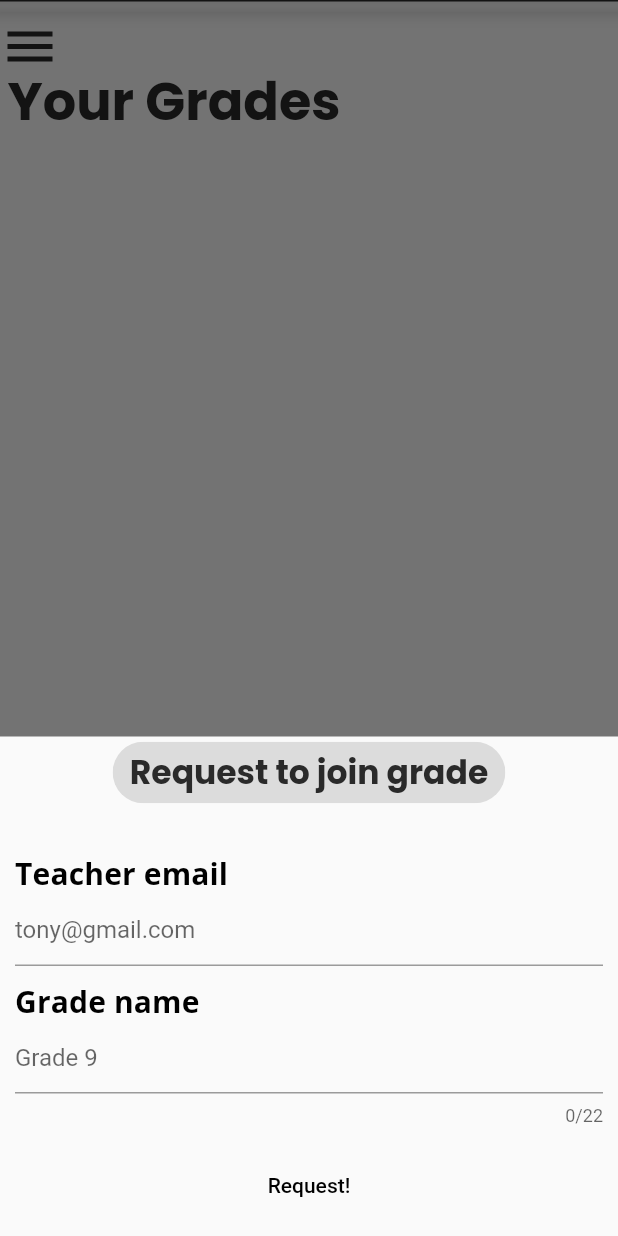
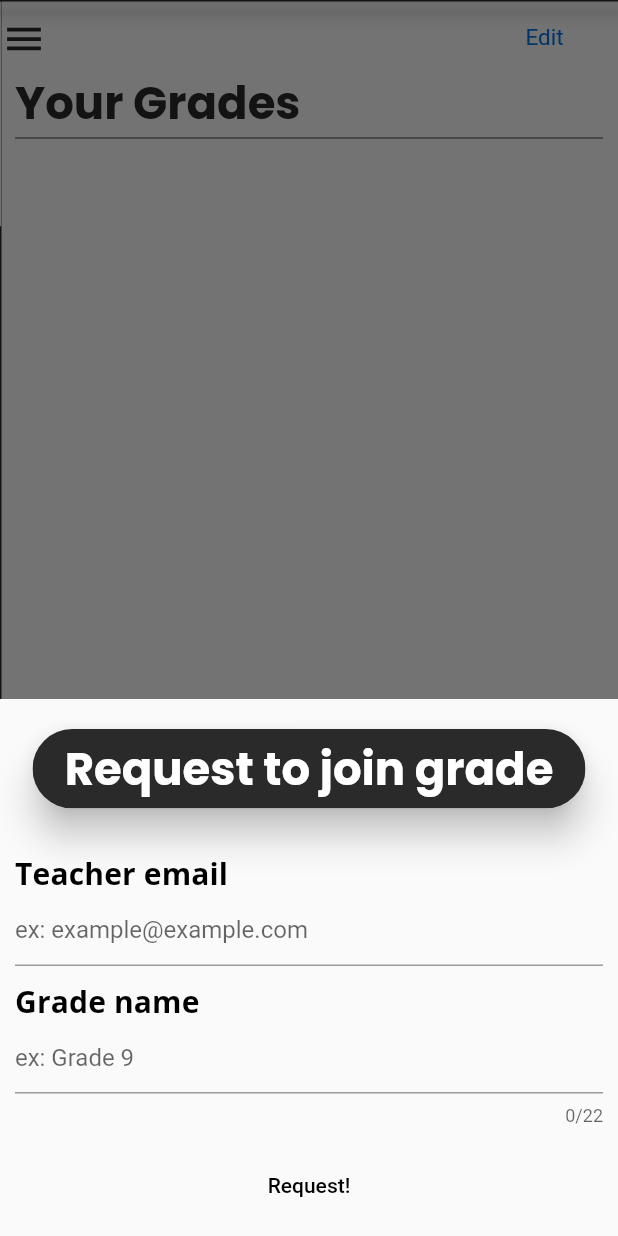
Before and after one commit to selimellieh72/DistanciaMobile, a Flutter app: the screen it shows once a user with an empty profile is signed in, after a tap on the "add" icon, on a phone screen of 412 x 824 dp. Run offline on Flutter 3.47's test engine with Material 2 defaults, Android fonts, the phone set to English and light mode, and no system bars; our stand-ins replace cloud_firestore, firebase_auth, firebase_core, firebase_storage, image_picker, material_design_icons_flutter and 1 more; accounts and stored records are empty.

Commit message:
polishing/edit button/

```diff
--- a/lib/helpers/custom_builders.dart
+++ b/lib/helpers/custom_builders.dart
@@ -12,6 +12,11 @@ class CustomBuilders {
         padding:
             EdgeInsets.only(bottom: MediaQuery.of(context).viewInsets.bottom),
         child: Container(
+          // decoration:  BoxDecoration(
+          //     color: Colors.white,
+          //     borderRadius:  BorderRadius.only(
+          //         topLeft: const Radius.circular(10.0),
+          //         topRight: const Radius.circular(10.0))),
           child: SingleChildScrollView(
             child: child,
           ),
--- a/lib/main.dart
+++ b/lib/main.dart
@@ -1,3 +1,4 @@
+import 'package:edulb/models/app_info.dart';
 import 'package:edulb/screens/both/tab_screen.dart';
 import 'package:flutter/material.dart';
 import 'package:firebase_core/firebase_core.dart';
@@ -36,6 +37,9 @@ class MyApp extends StatelessWidget {
                 create: (_) =>
                     DBHELPER.streamUser(FirebaseAuth.instance.currentUser.uid),
               ),
+              ChangeNotifierProvider(
+                create: (_) => AppInfo(),
+              )
             ],
             builder: (ctx, _) => MainApp(isAuth: true),
           );
@@ -71,7 +75,7 @@ class MainApp extends StatelessWidget {
         textTheme: ThemeData.light().textTheme.copyWith(
               headline6: TextStyle(
                 fontWeight: FontWeight.bold,
-                fontSize: 35,
+                fontSize: 30,
                 color: Color.fromRGBO(42, 42, 42, 1),
               ),
               subtitle2: TextStyle(
--- /dev/null
+++ b/lib/models/app_info.dart
@@ -0,0 +1,20 @@
+import 'package:flutter/foundation.dart';
+
+class AppInfo with ChangeNotifier {
+  bool _isEditting = false;
+  bool _isDrawerOpened = false;
+
+  get isEditting => _isEditting;
+
+  void setIsEditting() {
+    _isEditting = !isEditting;
+    notifyListeners();
+  }
+
+  get isDrawerOpened => _isDrawerOpened;
+
+  void setIsDrawerOpened(bool value) {
+    _isDrawerOpened = value;
+    notifyListeners();
+  }
+}
--- a/lib/screens/both/grades_screen.dart
+++ b/lib/screens/both/grades_screen.dart
@@ -1,6 +1,8 @@
+import 'package:edulb/models/app_info.dart';
 import 'package:flutter/material.dart';
 import 'package:provider/provider.dart';
 
+import 'package:edulb/widgets/edit/edit_widget.dart';
 import 'package:edulb/helpers/custom_builders.dart';
 import 'package:edulb/models/user_data.dart';
 import 'package:edulb/widgets/requests/request_widget.dart';
@@ -16,76 +18,6 @@ class GradesScreen extends StatefulWidget {
 }
 
 class _GradesScreenState extends State<GradesScreen> {
-  final _buttonKey = GlobalKey<AddFloatingButtonState>();
-
-  @override
-  Widget build(BuildContext context) {
-    final UserData userData = Provider.of<UserData>(context);
-
-    return Scaffold(
-      appBar: AppBar(
-        toolbarHeight: 1,
-      ),
-      body: Stack(
-        children: [
-          Column(
-            children: [
-              SizedBox(
-                height: 40,
-              ),
-              Row(
-                children: [
-                  SizedBox(
-                    width: 5,
-                  ),
-                  Text(
-                    'Your Grades',
-                    style: Theme.of(context).textTheme.headline6,
-                  ),
-                ],
-              ),
-              Expanded(
-                child: GradesList(),
-              ),
-            ],
-          ),
-          FutureBuilder(
-            future: Future.delayed(Duration(microseconds: 0)),
-            builder: (_, snapshot) =>
-                snapshot.connectionState == ConnectionState.waiting
-                    ? Container()
-                    : AppDrawer(
-                        setIsDrawerOpened:
-                            _buttonKey.currentState.setIsDrawerOpened,
-                      ),
-          ),
-        ],
-      ),
-      floatingActionButton: AddFloatingButton(
-        ctx: context,
-        key: _buttonKey,
-        isTeacher: userData.isTeacher,
-      ),
-      floatingActionButtonLocation: FloatingActionButtonLocation.centerFloat,
-    );
-  }
-}
-
-class AddFloatingButton extends StatefulWidget {
-  final bool isTeacher;
-  final BuildContext ctx;
-
-  const AddFloatingButton({
-    @required Key key,
-    @required this.isTeacher,
-    @required this.ctx,
-  }) : super(key: key);
-  @override
-  AddFloatingButtonState createState() => AddFloatingButtonState();
-}
-
-class AddFloatingButtonState extends State<AddFloatingButton> {
-  var _isDrawerOpened = false;
   void _addButtonHandler(bool isTeacher, BuildContext ctx) {
     if (isTeacher) {
       CustomBuilders.showResponsiveBottomSheet(
@@ -100,20 +32,67 @@ class AddFloatingButtonState extends State<AddFloatingButton> {
     }
   }
 
-  void setIsDrawerOpened(bool value) {
-    setState(() {
-      _isDrawerOpened = value;
-    });
-  }
-
   @override
   Widget build(BuildContext context) {
-    if (!_isDrawerOpened) {
-      return FloatingActionButton(
-        onPressed: () => _addButtonHandler(widget.isTeacher, widget.ctx),
-        child: Icon(Icons.add),
-      );
-    }
-    return Container();
+    final userData = Provider.of<UserData>(context);
+    return Scaffold(
+      appBar: AppBar(
+        toolbarHeight: 1,
+      ),
+      body: Stack(
+        children: [
+          Positioned(
+            right: 5,
+            child: EditWidget(),
+          ),
+          Column(
+            children: [
+              SizedBox(
+                height: 45,
+              ),
+              Row(
+                children: [
+                  SizedBox(
+                    width: 10,
+                  ),
+                  Text(
+                    'Your Grades',
+                    style: Theme.of(context).textTheme.headline6,
+                  ),
+                ],
+              ),
+              Divider(
+                height: 2,
+                color: Colors.black,
+                indent: 10,
+                endIndent: 10,
+                thickness: 0.5,
+              ),
+              SizedBox(
+                height: 15,
+              ),
+              Expanded(
+                child: GradesList(),
+              ),
+            ],
+          ),
+          AppDrawer(),
+        ],
+      ),
+      floatingActionButton: Consumer<AppInfo>(
+        builder: (_, appInfo, ch) {
+          print(appInfo.isDrawerOpened.toString() + " drawer");
+          print(appInfo.isEditting.toString() + " edit mode");
+          if (appInfo.isEditting || appInfo.isDrawerOpened) {
+            return Container();
+          }
+          return FloatingActionButton(
+            onPressed: () => _addButtonHandler(userData.isTeacher, context),
+            child: Icon(Icons.add),
+          );
+        },
+      ),
+      floatingActionButtonLocation: FloatingActionButtonLocation.centerFloat,
+    );
   }
 }
--- /dev/null
+++ b/lib/widgets/edit/edit_widget.dart
@@ -0,0 +1,35 @@
+import 'package:edulb/models/app_info.dart';
+import 'package:flutter/material.dart';
+import 'package:provider/provider.dart';
+
+class EditWidget extends StatelessWidget {
+  FlatButton _buildCustomFlatButton(String text, Function onPressed) {
+    return FlatButton(
+      child: Text(
+        text,
+        style: TextStyle(
+            color: Color.fromRGBO(0, 113, 227, 1),
+            fontSize: 15,
+            fontWeight: FontWeight.w400),
+      ),
+      onPressed: onPressed,
+    );
+  }
+
+  @override
+  Widget build(BuildContext context) {
+    final appInfo = Provider.of<AppInfo>(context);
+
+    return Container(
+      child: Row(
+        children: [
+          if (appInfo.isEditting) _buildCustomFlatButton('Delete', () {}),
+          _buildCustomFlatButton(
+            appInfo.isEditting ? 'Cancel' : 'Edit',
+            appInfo.setIsEditting,
+          )
+        ],
+      ),
+    );
+  }
+}
--- a/lib/widgets/grades/grades_list.dart
+++ b/lib/widgets/grades/grades_list.dart
@@ -28,9 +28,8 @@ class GradesList extends StatelessWidget {
           child: GridView.builder(
             gridDelegate: SliverGridDelegateWithFixedCrossAxisCount(
               crossAxisCount: 3,
-              childAspectRatio: 1 / 1,
+              childAspectRatio: isTeacher ? 7 / 8 : 1 / 1,
               mainAxisSpacing: 10,
-              crossAxisSpacing: 20,
             ),
             itemCount: _gradeItems.length,
             itemBuilder: (_, i) => g.GradeItem(
--- a/lib/widgets/others/app_drawer.dart
+++ b/lib/widgets/others/app_drawer.dart
@@ -1,4 +1,5 @@
 import 'dart:async';
+import 'package:edulb/models/app_info.dart';
 import 'package:edulb/models/user_data.dart';
 import 'package:flutter/material.dart';
 
@@ -10,9 +11,6 @@ import 'package:provider/provider.dart';
 import 'package:rxdart/rxdart.dart';
 
 class AppDrawer extends StatefulWidget {
-  final void Function(bool value) setIsDrawerOpened;
-
-  const AppDrawer({Key key, this.setIsDrawerOpened}) : super(key: key);
   @override
   _AppDrawerState createState() => _AppDrawerState();
 }
@@ -50,11 +48,11 @@ class _AppDrawerState extends State<AppDrawer>
     if (isAnimationCompleted) {
       isSideBarOpenedSink.add(false);
       _animationController.reverse();
-      widget.setIsDrawerOpened(false);
+      Provider.of<AppInfo>(context, listen: false).setIsDrawerOpened(false);
     } else {
       isSideBarOpenedSink.add(true);
       _animationController.forward();
-      widget.setIsDrawerOpened(true);
+      Provider.of<AppInfo>(context, listen: false).setIsDrawerOpened(true);
     }
   }
 
@@ -91,7 +89,7 @@ class _AppDrawerState extends State<AppDrawer>
           top: 0,
           bottom: 0,
           left: isSideBarOpenedAsync.data ? 0 : 0,
-          right: isSideBarOpenedAsync.data ? 10 : screenWidth - 40,
+          right: isSideBarOpenedAsync.data ? 10 : screenWidth - 31,
           child: Row(
             children: [
               Expanded(
@@ -100,7 +98,10 @@ class _AppDrawerState extends State<AppDrawer>
                   child: Column(
                     crossAxisAlignment: CrossAxisAlignment.start,
                     children: [
-                      Profile(),
+                      Container(
+                        // color: Colors.white,
+                        child: Profile(),
+                      ),
                       SizedBox(
                         height: 10,
                       ),
@@ -120,7 +121,7 @@ class _AppDrawerState extends State<AppDrawer>
                         ),
                       Spacer(),
                       Align(
-                        alignment: Alignment.bottomLeft,
+                        alignment: Alignment.center,
                         child:
                             _buildResponsiveFlatButton(button: LogoutButton()),
                       )
@@ -129,7 +130,7 @@ class _AppDrawerState extends State<AppDrawer>
                 ),
               ),
               Align(
-                alignment: Alignment(0, -1),
+                alignment: Alignment(0, 1),
                 child: GestureDetector(
                   onTap: () {
                     onIconPressed();
@@ -147,7 +148,7 @@ class _AppDrawerState extends State<AppDrawer>
                             icon: AnimatedIcons.menu_close,
                             color: Color.fromRGBO(42, 42, 42, 1),
                             progress: _animationController.view,
-                            size: 40,
+                            size: 30,
                           ),
                         ),
                       ],
--- a/lib/widgets/others/profile.dart
+++ b/lib/widgets/others/profile.dart
@@ -5,12 +5,17 @@ import 'package:edulb/models/user_data.dart';
 class Profile extends StatelessWidget {
   @override
   Widget build(BuildContext context) {
-    return Container(
+    return Align(
+      alignment: Alignment.center,
+      child: ClipRRect(
+        borderRadius: BorderRadius.all(Radius.circular(33)),
+        child: Container(
           padding: EdgeInsets.all(10),
           height: 150,
-      color: Theme.of(context).primaryColor,
+          width: 350,
+          color: Color.fromRGBO(240, 240, 240, 1),
           child: Row(
-        mainAxisAlignment: MainAxisAlignment.spaceAround,
+            mainAxisAlignment: MainAxisAlignment.spaceBetween,
             children: [
               Consumer<UserData>(
                 builder: (_, data, __) => Flexible(
@@ -34,7 +39,8 @@ class Profile extends StatelessWidget {
                     builder: (_, data, __) => Text(
                       '${data.firstName} ${data.lastName}',
                       style: TextStyle(
-                    color: Colors.white,
+                        color: Color.fromRGBO(42, 42, 42, 1),
+                        fontWeight: FontWeight.w700,
                       ),
                     ),
                   ),
@@ -42,6 +48,8 @@ class Profile extends StatelessWidget {
               ),
             ],
           ),
+        ),
+      ),
     );
   }
 }
--- a/lib/widgets/requests/request_form.dart
+++ b/lib/widgets/requests/request_form.dart
@@ -68,7 +68,7 @@ class _RequestFormState extends State<RequestForm> {
           children: [
             FormLabel('Teacher email'),
             TextFormField(
-              decoration: InputDecoration(hintText: 'tony@gmail.com'),
+              decoration: InputDecoration(hintText: 'ex: example@example.com'),
               onSaved: (value) => _teacherEmail = value,
               validator: (value) => AuthValidation.validateEmail(value),
             ),
@@ -77,7 +77,7 @@ class _RequestFormState extends State<RequestForm> {
             ),
             FormLabel('Grade name'),
             TextFormField(
-              decoration: InputDecoration(hintText: 'Grade 9'),
+              decoration: InputDecoration(hintText: 'ex: Grade 9'),
               onSaved: (value) => _gradeName = value,
               maxLength: 22,
               validator: (value) {
--- a/lib/widgets/requests/request_widget.dart
+++ b/lib/widgets/requests/request_widget.dart
@@ -6,10 +6,21 @@ class Request extends StatelessWidget {
   Widget build(BuildContext context) {
     return Column(
       children: [
+        SizedBox(
+          height: 20,
+        ),
         Chip(
-          label: Text(
-            'Request to join grade',
-            style: Theme.of(context).textTheme.headline6.copyWith(fontSize: 22),
+          backgroundColor: Color.fromRGBO(42, 42, 42, 1),
+          elevation: 10,
+          label: Padding(
+            padding: const EdgeInsets.symmetric(horizontal: 10.0),
+            child: Text(
+              'Request to join grade',
+              style: Theme.of(context)
+                  .textTheme
+                  .headline6
+                  .copyWith(color: Colors.white),
+            ),
           ),
         ),
         SizedBox(
--- a/pubspec.yaml
+++ b/pubspec.yaml
@@ -31,6 +31,8 @@ dependencies:
   image_picker: ^0.6.7+7
   firebase_storage: ^4.0.0
   flutter_custom_clippers: ^1.1.2
+  material_design_icons_flutter: ^4.0.5655
+
 
 
 
```
Also changed, not shown: lib/widgets/grades/grade_item.dart (+108 -100 lines), pubspec.lock. Lines whose indentation alone changed are shown as unchanged.
